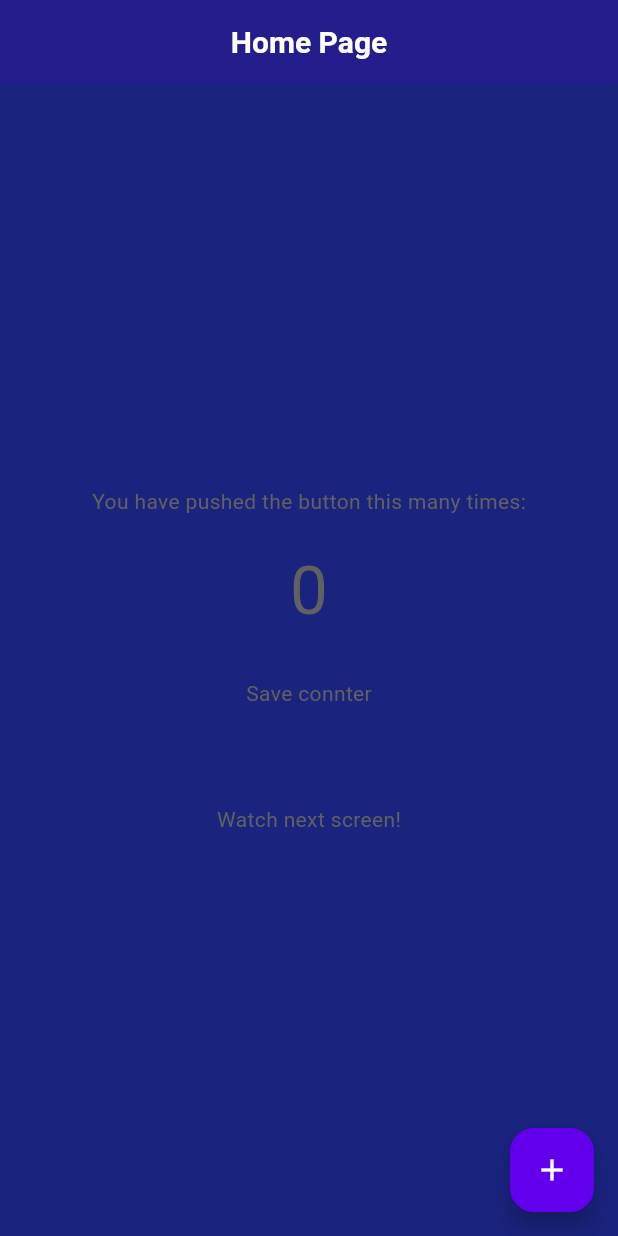
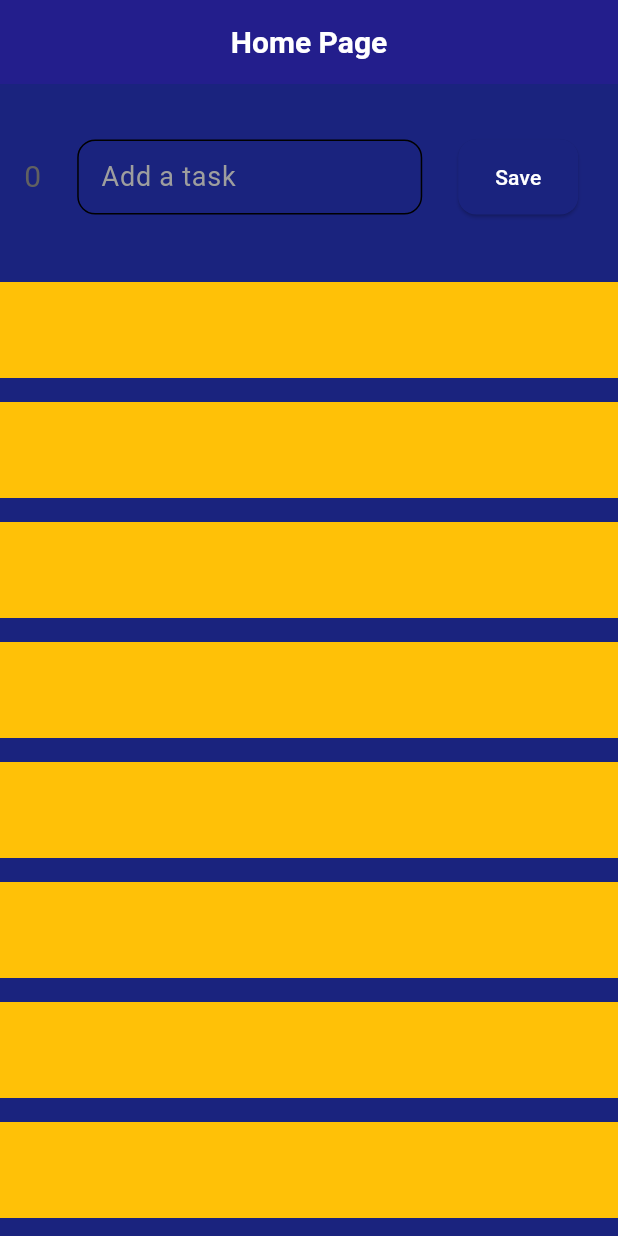
Before and after one commit to SingHuyLeang/flutter_3_5, a Flutter app: the screen it shows after launch, on a phone screen of 412 x 824 dp. Run offline on Flutter 3.47's test engine with Material 3 defaults, Android fonts, the phone set to English and light mode, and no system bars; our stand-ins replace get, shared_preferences, sqflite; accounts and stored records are empty.

Commit message:
create model note

```diff
--- /dev/null
+++ b/lib/data/note.dart
@@ -0,0 +1,10 @@
+class Note {
+  int id;
+  String task;
+
+  Note(this.id, this.task);
+
+  Map<String, dynamic> toMap() => {"id": id, "task": task};
+  factory Note.fromMap(Map<String, dynamic> map) =>
+      Note(map["id"], map["task"]);
+}
--- a/lib/home_page.dart
+++ b/lib/home_page.dart
@@ -1,14 +1,11 @@
 import 'package:flutter/material.dart';
 import 'package:get/get.dart';
-import 'package:test/controller/counter_controller.dart';
-import 'package:test/second_page.dart';
-import 'package:test/storage/pref/pref.dart';
 
 class HomePage extends StatelessWidget {
   HomePage({super.key});
 
-  final state = Get.put(CounterController());
-  final pref = Preferences();
+  final visible = true.obs;
+
   @override
   Widget build(BuildContext context) {
     return Scaffold(
@@ -16,43 +13,90 @@ class HomePage extends StatelessWidget {
         title: const Text('Home Page'),
       ),
       body: Obx(
-        () => Center(
+        () => Visibility(
+          visible: visible.value,
+          child: SingleChildScrollView(
             child: Column(
-            mainAxisAlignment: MainAxisAlignment.center,
               children: <Widget>[
-              const Text(
-                'You have pushed the button this many times:',
-              ),
-              const SizedBox(height: 24),
-              Text(
-                "${state.counter}",
-                style: Theme.of(context)
-                    .textTheme
-                    .displayMedium!
-                    .apply(color: Colors.grey[700]),
-              ),
                 const SizedBox(height: 32),
-              GestureDetector(
-                onTap: () => pref.saveCounter(state.counter),
-                child: const Text(
-                  'Save connter',
+                // form
+                Container(
+                  width: double.infinity,
+                  height: 60,
+                  padding: const EdgeInsets.symmetric(horizontal: 16),
+                  child: Row(
+                    children: [
+                      const Text("0", style: TextStyle(fontSize: 20)),
+                      const SizedBox(width: 24),
+                      // field
+                      SizedBox(
+                        width: 230,
+                        height: 50,
+                        child: TextField(
+                          decoration: InputDecoration(
+                            border: OutlineInputBorder(
+                              borderRadius: BorderRadius.circular(12),
+                              borderSide: const BorderSide(
+                                color: Colors.black,
                               ),
                             ),
-              const SizedBox(height: 64),
-              GestureDetector(
-                onTap: () => Get.to(() => SecondPage()),
+                            enabledBorder: OutlineInputBorder(
+                              borderRadius: BorderRadius.circular(12),
+                              borderSide: const BorderSide(
+                                color: Colors.black,
+                              ),
+                            ),
+                            focusedBorder: OutlineInputBorder(
+                              borderRadius: BorderRadius.circular(12),
+                              borderSide: const BorderSide(
+                                color: Colors.black,
+                              ),
+                            ),
+                            labelText: "Add a task",
+                            labelStyle: const TextStyle(
+                              fontSize: 18,
+                              color: Colors.grey,
+                            ),
+                          ),
+                        ),
+                      ),
+                      // button save
+                      const SizedBox(width: 24),
+                      SizedBox(
+                        width: 80,
+                        height: 50,
+                        child: ElevatedButton(
+                          onPressed: () {},
+                          style: ElevatedButton.styleFrom(
+                            shape: RoundedRectangleBorder(
+                              borderRadius: BorderRadius.circular(12),
+                            ),
+                          ),
                           child: const Text(
-                  'Watch next screen!',
+                            "Save",
+                            style: TextStyle(
+                                fontSize: 14, color: Color(0xFFFFFFFF)),
+                          ),
+                        ),
+                      ),
+                    ],
+                  ),
+                ),
+                // tasks
+                const SizedBox(height: 32),
+                ...List.generate(
+                  10,
+                  (index) => Container(
+                    width: double.infinity,
+                    height: 64,
+                    color: Colors.amber,
+                    margin: const EdgeInsets.symmetric(vertical: 8),
                   ),
                 ),
               ],
             ),
           ),
         ),
-      floatingActionButton: FloatingActionButton(
-        onPressed: () async => state.incrementCounter(),
-        tooltip: 'Increment',
-        child: const Icon(Icons.add),
       ),
     );
   }
--- a/lib/main.dart
+++ b/lib/main.dart
@@ -1,15 +1,9 @@
-import 'dart:developer';
-
 import 'package:flutter/material.dart';
 import 'package:get/get.dart';
-import 'package:test/storage/sqlite/sqlite.dart';
 import 'home_page.dart';
 
 void main() {
-  final sqlite = SQLite();
-
   runApp(const MyApp());
-  sqlite.init().then((value) => log("path : ${value.path}"));
 }
 
 class MyApp extends StatelessWidget {
--- a/lib/storage/sqlite/sqlite.dart
+++ b/lib/storage/sqlite/sqlite.dart
@@ -1,6 +1,7 @@
 import 'package:sqflite/sqflite.dart';
 
 class SQLite {
+
   final String database = "test.db";
   final String table = "tasks";
   final String id = "id";
```
Lines whose indentation alone changed are shown as unchanged.
